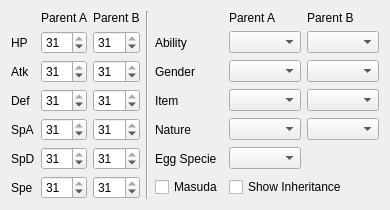
The window that Form/Controls/EggSettings.ui (Admiral-Fish/PokeFinder) describes before a commit, drawn with Qt 5.
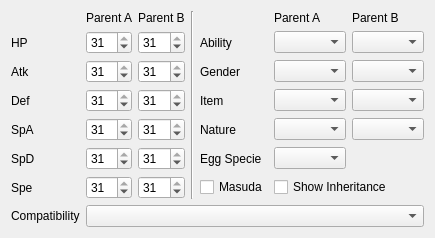
The same window after the commit. Custom widgets are drawn as their Qt base class.

Patch:
```diff
--- a/Form/Controls/EggSettings.ui
+++ b/Form/Controls/EggSettings.ui
@@ -7,7 +7,7 @@
     <x>0</x>
     <y>0</y>
     <width>370</width>
-    <height>202</height>
+    <height>231</height>
    </rect>
   </property>
   <layout class="QGridLayout" name="gridLayout">
@@ -308,6 +308,16 @@
      </property>
     </widget>
    </item>
+   <item row="7" column="0">
+    <widget class="QLabel" name="labelCompatibility">
+     <property name="text">
+      <string>Compatibility</string>
+     </property>
+    </widget>
+   </item>
+   <item row="7" column="1" colspan="6">
+    <widget class="ComboBox" name="comboBoxCompatibility"/>
+   </item>
   </layout>
  </widget>
  <customwidgets>
```
Left out of the diff: 1 changed line with no effect on the pictures.
